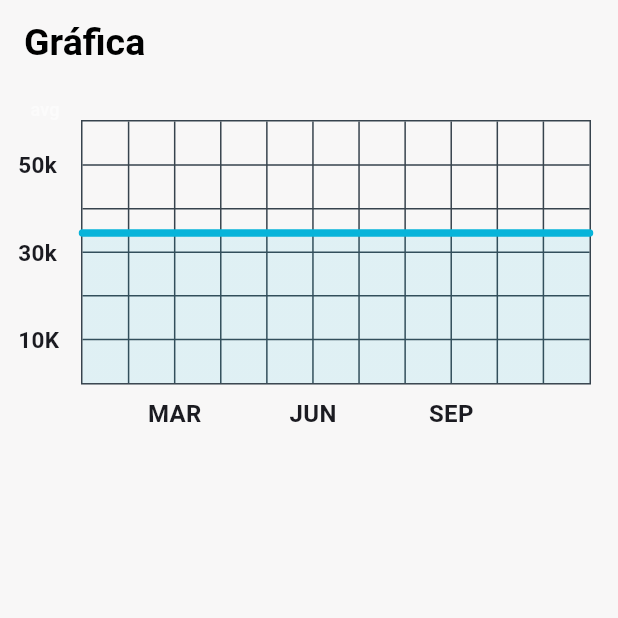
After one commit to juanvasquezgit/tostadora_movil, a Flutter app: the GraphPage screen opened by its route, after a tap on "avg", on a phone screen of 412 x 824 dp, the top half of it. The commit adds this screen. Run offline on Flutter 3.47's test engine with Material 3 defaults, Android fonts, the phone set to English and light mode, and no system bars; drawn by our look-alikes of fl_chart; our stand-ins replace animate_do, carousel_slider, firebase_auth, firebase_core, font_awesome_flutter, go_router and 2 more; accounts and stored records are empty; network calls fail.

Commit message:
Creación de la gráfica y acyualización de dependencias (Juan Esteban Naranjo)

```diff
--- a/lib/config/router/app_router.dart
+++ b/lib/config/router/app_router.dart
@@ -1,3 +1,4 @@
+import 'package:digital_coffee/views/auth/graph_page.dart';
 import 'package:digital_coffee/views/auth/login_page.dart';
 import 'package:digital_coffee/views/auth/register_page.dart';
 import 'package:flutter/material.dart';
@@ -21,5 +22,9 @@
       path: '/home',
       builder: (BuildContext context, GoRouterState state) => const DrawerPageStateFull(),
     ),
+    GoRoute(
+      path: '/graph',
+      builder: (context, state) => const GraphPage(),
+    )
   ],
 );
--- /dev/null
+++ b/lib/views/auth/graph_page.dart
@@ -0,0 +1,294 @@
+import 'package:flutter/material.dart';
+import 'package:fl_chart/fl_chart.dart';
+
+class GraphPage extends StatefulWidget {
+  const GraphPage({super.key});
+
+  @override
+  State<GraphPage> createState() => _GraphPageState();
+}
+
+class _GraphPageState extends State<GraphPage> {
+  List<Color> gradientColors = [
+    Colors.cyan,
+    Colors.blue,
+  ];
+
+  bool showAvg = false;
+
+  @override
+  Widget build(BuildContext context) {
+    return Scaffold(
+      appBar: AppBar(title: Text('Gráfica')),
+      body: Stack(
+        children: <Widget>[
+          AspectRatio(
+            aspectRatio: 1.70,
+            child: Padding(
+              padding: const EdgeInsets.only(
+                right: 18,
+                left: 12,
+                top: 24,
+                bottom: 12,
+              ),
+              child: LineChart(
+                showAvg ? avgData() : mainData(),
+              ),
+            ),
+          ),
+          SizedBox(
+            width: 60,
+            height: 34,
+            child: TextButton(
+              onPressed: () {
+                setState(() {
+                  showAvg = !showAvg;
+                });
+              },
+              child: Text(
+                'avg',
+                style: TextStyle(
+                  fontSize: 12,
+                  color: showAvg ? Colors.white.withOpacity(0.5) : Colors.white,
+                ),
+              ),
+            ),
+          ),
+        ],
+      ),
+    );
+  }
+
+  Widget bottomTitleWidgets(double value, TitleMeta meta) {
+    const style = TextStyle(
+      fontWeight: FontWeight.bold,
+      fontSize: 16,
+    );
+    Widget text;
+    switch (value.toInt()) {
+      case 2:
+        text = const Text('MAR', style: style);
+        break;
+      case 5:
+        text = const Text('JUN', style: style);
+        break;
+      case 8:
+        text = const Text('SEP', style: style);
+        break;
+      default:
+        text = const Text('', style: style);
+        break;
+    }
+
+    return SideTitleWidget(
+      axisSide: meta.axisSide,
+      child: text,
+    );
+  }
+
+  Widget leftTitleWidgets(double value, TitleMeta meta) {
+    const style = TextStyle(
+      fontWeight: FontWeight.bold,
+      fontSize: 15,
+    );
+    String text;
+    switch (value.toInt()) {
+      case 1:
+        text = '10K';
+        break;
+      case 3:
+        text = '30k';
+        break;
+      case 5:
+        text = '50k';
+        break;
+      default:
+        return Container();
+    }
+
+    return Text(text, style: style, textAlign: TextAlign.left);
+  }
+
+  LineChartData mainData() {
+    return LineChartData(
+      gridData: FlGridData(
+        show: true,
+        drawVerticalLine: true,
+        horizontalInterval: 1,
+        verticalInterval: 1,
+        getDrawingHorizontalLine: (value) {
+          return const FlLine(
+            color: Color(0xff37434d),
+            strokeWidth: 1,
+          );
+        },
+        getDrawingVerticalLine: (value) {
+          return const FlLine(
+            color: Color(0xff37434d),
+            strokeWidth: 1,
+          );
+        },
+      ),
+      titlesData: FlTitlesData(
+        show: true,
+        rightTitles: const AxisTitles(
+          sideTitles: SideTitles(showTitles: false),
+        ),
+        topTitles: const AxisTitles(
+          sideTitles: SideTitles(showTitles: false),
+        ),
+        bottomTitles: AxisTitles(
+          sideTitles: SideTitles(
+            showTitles: true,
+            reservedSize: 30,
+            interval: 1,
+            getTitlesWidget: bottomTitleWidgets,
+          ),
+        ),
+        leftTitles: AxisTitles(
+          sideTitles: SideTitles(
+            showTitles: true,
+            interval: 1,
+            getTitlesWidget: leftTitleWidgets,
+            reservedSize: 42,
+          ),
+        ),
+      ),
+      borderData: FlBorderData(
+        show: true,
+        border: Border.all(color: const Color(0xff37434d)),
+      ),
+      minX: 0,
+      maxX: 11,
+      minY: 0,
+      maxY: 6,
+      lineBarsData: [
+        LineChartBarData(
+          spots: const [
+            FlSpot(0, 3),
+            FlSpot(2.6, 2),
+            FlSpot(4.9, 5),
+            FlSpot(6.8, 3.1),
+            FlSpot(8, 4),
+            FlSpot(9.5, 3),
+            FlSpot(11, 4),
+          ],
+          isCurved: true,
+          gradient: LinearGradient(
+            colors: gradientColors,
+          ),
+          barWidth: 5,
+          isStrokeCapRound: true,
+          dotData: const FlDotData(
+            show: false,
+          ),
+          belowBarData: BarAreaData(
+            show: true,
+            gradient: LinearGradient(
+              colors: gradientColors
+                  .map((color) => color.withOpacity(0.3))
+                  .toList(),
+            ),
+          ),
+        ),
+      ],
+    );
+  }
+
+  LineChartData avgData() {
+    return LineChartData(
+      lineTouchData: const LineTouchData(enabled: false),
+      gridData: FlGridData(
+        show: true,
+        drawHorizontalLine: true,
+        verticalInterval: 1,
+        horizontalInterval: 1,
+        getDrawingVerticalLine: (value) {
+          return const FlLine(
+            color: Color(0xff37434d),
+            strokeWidth: 1,
+          );
+        },
+        getDrawingHorizontalLine: (value) {
+          return const FlLine(
+            color: Color(0xff37434d),
+            strokeWidth: 1,
+          );
+        },
+      ),
+      titlesData: FlTitlesData(
+        show: true,
+        bottomTitles: AxisTitles(
+          sideTitles: SideTitles(
+            showTitles: true,
+            reservedSize: 30,
+            getTitlesWidget: bottomTitleWidgets,
+            interval: 1,
+          ),
+        ),
+        leftTitles: AxisTitles(
+          sideTitles: SideTitles(
+            showTitles: true,
+            getTitlesWidget: leftTitleWidgets,
+            reservedSize: 42,
+            interval: 1,
+          ),
+        ),
+        topTitles: const AxisTitles(
+          sideTitles: SideTitles(showTitles: false),
+        ),
+        rightTitles: const AxisTitles(
+          sideTitles: SideTitles(showTitles: false),
+        ),
+      ),
+      borderData: FlBorderData(
+        show: true,
+        border: Border.all(color: const Color(0xff37434d)),
+      ),
+      minX: 0,
+      maxX: 11,
+      minY: 0,
+      maxY: 6,
+      lineBarsData: [
+        LineChartBarData(
+          spots: const [
+            FlSpot(0, 3.44),
+            FlSpot(2.6, 3.44),
+            FlSpot(4.9, 3.44),
+            FlSpot(6.8, 3.44),
+            FlSpot(8, 3.44),
+            FlSpot(9.5, 3.44),
+            FlSpot(11, 3.44),
+          ],
+          isCurved: true,
+          gradient: LinearGradient(
+            colors: [
+              ColorTween(begin: gradientColors[0], end: gradientColors[1])
+                  .lerp(0.2)!,
+              ColorTween(begin: gradientColors[0], end: gradientColors[1])
+                  .lerp(0.2)!,
+            ],
+          ),
+          barWidth: 5,
+          isStrokeCapRound: true,
+          dotData: const FlDotData(
+            show: false,
+          ),
+          belowBarData: BarAreaData(
+            show: true,
+            gradient: LinearGradient(
+              colors: [
+                ColorTween(begin: gradientColors[0], end: gradientColors[1])
+                    .lerp(0.2)!
+                    .withOpacity(0.1),
+                ColorTween(begin: gradientColors[0], end: gradientColors[1])
+                    .lerp(0.2)!
+                    .withOpacity(0.1),
+              ],
+            ),
+          ),
+        ),
+      ],
+    );
+  }
+}
--- a/lib/views/widgets/drawer_page_statefull.dart
+++ b/lib/views/widgets/drawer_page_statefull.dart
@@ -74,8 +74,9 @@
               ),
             ListTile(
               leading: const Icon(Icons.show_chart),
-              title: const Text(_graphTitle),
+              title: const Text('Grafica'),
               onTap: () {
+                context.go('/graph');
                 // Acción al hacer clic en "Gráfica"
               },
             ),
--- a/pubspec.yaml
+++ b/pubspec.yaml
@@ -45,6 +45,7 @@
   font_awesome_flutter: ^10.7.0
   cached_network_image: ^3.3.1
   carousel_slider: ^4.2.1
+  fl_chart: ^0.68.0
 
 dev_dependencies:
   flutter_test:
@@ -55,7 +56,7 @@
   # activated in the `analysis_options.yaml` file located at the root of your
   # package. See that file for information about deactivating specific lint
   # rules and activating additional ones.
-  flutter_lints: ^3.0.0
+  flutter_lints: ^4.0.0
 
 # For information on the generic Dart part of this file, see the
 # following page: https://dart.dev/tools/pub/pubspec
```
Also changed, not shown: pubspec.lock.
